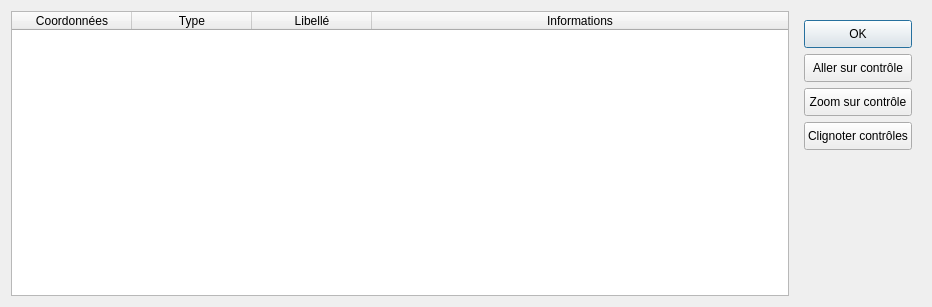
Above: voir_controles.ui from Taoalex542/portage-OGRE-QGIS before the change. Below: the same form after it.
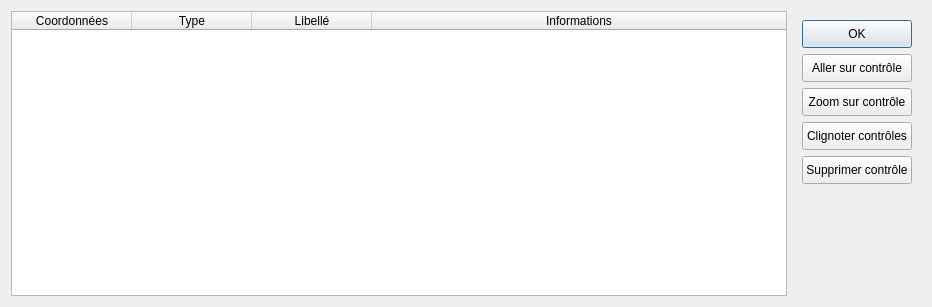
That is the form after the change.

Commit message: ajout du boutton Supprimer contrôles (fonctionnel)

What changed in the file:
```diff
--- a/voir_controles.ui
+++ b/voir_controles.ui
@@ -159,6 +159,19 @@
         </property>
        </widget>
       </item>
+      <item>
+       <widget class="QPushButton" name="suppr">
+        <property name="minimumSize">
+         <size>
+          <width>0</width>
+          <height>28</height>
+         </size>
+        </property>
+        <property name="text">
+         <string>Supprimer contrôle</string>
+        </property>
+       </widget>
+      </item>
       <item>
        <spacer name="verticalSpacer">
         <property name="orientation">
```
The commit also changes 1 other file.
